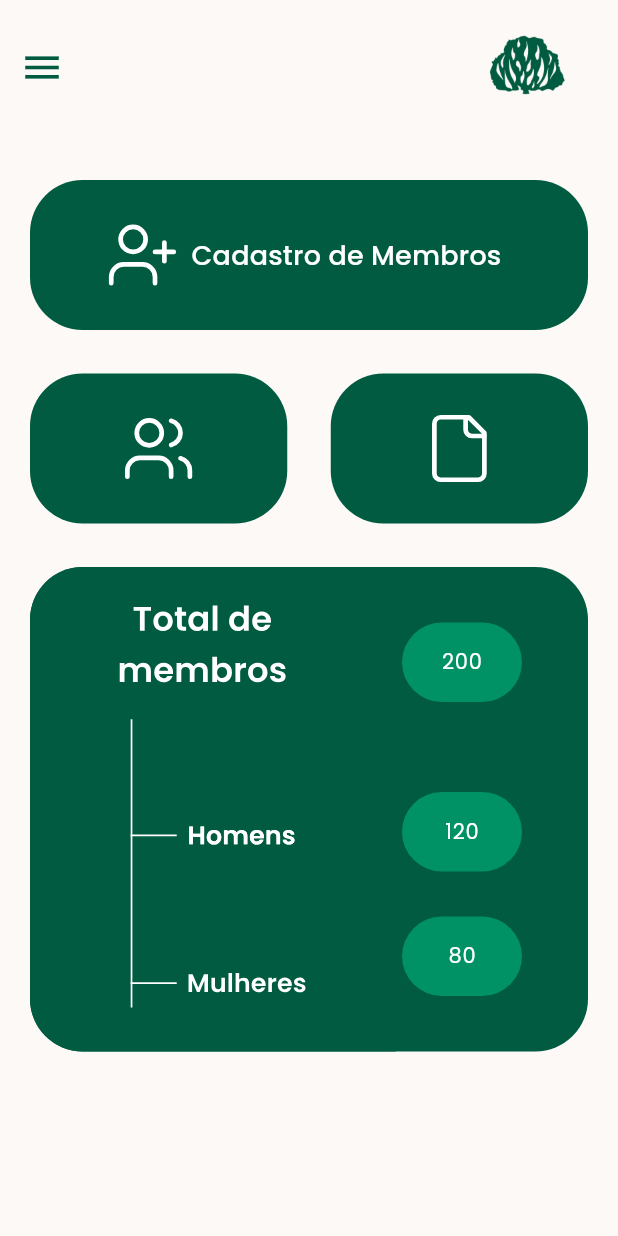
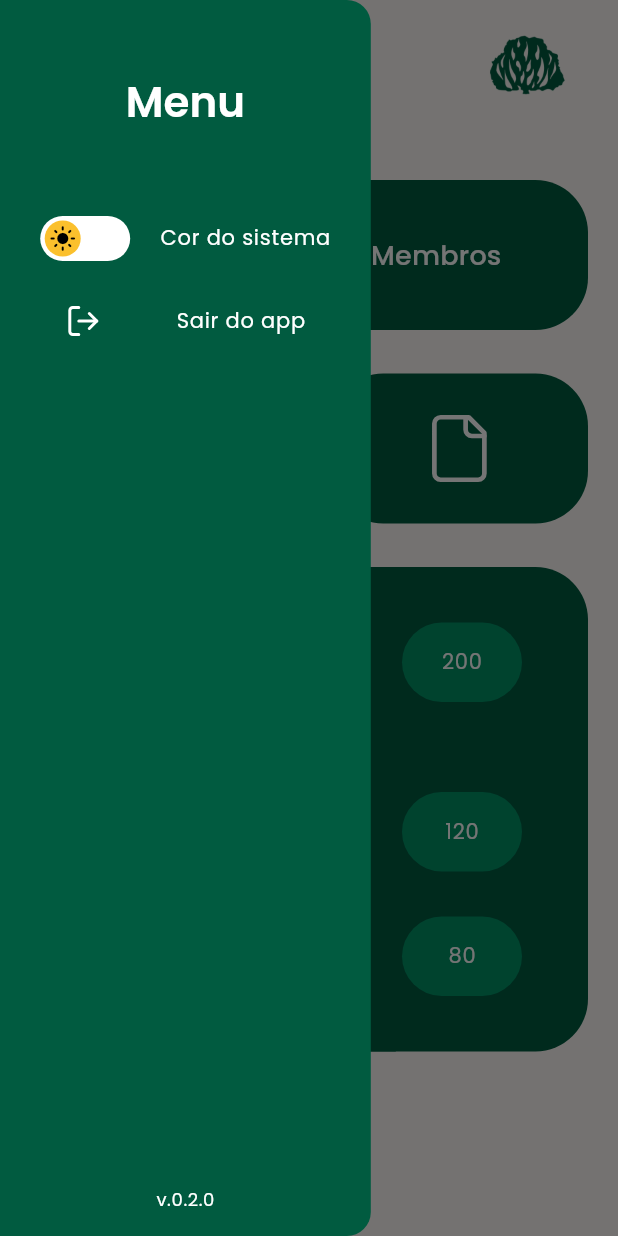
Before and after one commit to kalebefukuda/SoftwareIPJ_app, a Flutter app: the HomeScreen screen opened directly, after a tap on the "menu" icon, on a phone screen of 412 x 824 dp. Run offline on Flutter 3.47's test engine with Material 3 defaults, Android fonts, the phone set to English and light mode, and no system bars; our stand-ins replace flutter_svg, google_fonts, image_picker, shared_preferences; accounts and stored records are empty.

Commit message:
- Adição do menu lateral e suas funções de tema e logoff - Ajustes no CustomDrawer para manter o estado do interruptor de tema ao navegar. - Corrigido bug de desatualização do tema ao voltar para a tela home. - Alteração do tema de AUTOMÁTICO DO SISTEMA para MUDANÇA MANUAL

```diff
--- a/lib/screens/home.dart
+++ b/lib/screens/home.dart
@@ -2,11 +2,25 @@ import 'package:flutter/material.dart';
 import '../widgets/card_register.dart';
 import '../widgets/card_members.dart';
 import '../widgets/card_report_home.dart';
-import '../widgets/card_count_members.dart'; // Importe o novo widget
+import '../widgets/card_count_members.dart';
+import '../widgets/custom_drawer.dart';
+import '../screens/report.dart'; // Importe o ReportScreen
 
-class HomeScreen extends StatelessWidget {
-  const HomeScreen({super.key});
+class HomeScreen extends StatefulWidget {
+  final Function(bool)? onThemeToggle; // Torne onThemeToggle opcional
+  final bool isDarkMode;
 
+  const HomeScreen({
+    super.key,
+    this.onThemeToggle, // Agora opcional
+    this.isDarkMode = false, // Valor padrão para isDarkMode
+  });
+
+  @override
+  _HomeScreenState createState() => _HomeScreenState();
+}
+
+class _HomeScreenState extends State<HomeScreen> {
   @override
   Widget build(BuildContext context) {
     return Scaffold(
@@ -14,7 +28,9 @@ class HomeScreen extends StatelessWidget {
         toolbarHeight: 90,
         backgroundColor: Theme.of(context).scaffoldBackgroundColor,
         scrolledUnderElevation: 0,
-        leading: IconButton(
+        leading: Builder(
+          builder: (context) {
+            return IconButton(
               onPressed: () {
                 Scaffold.of(context).openDrawer(); // Abre o menu lateral
               },
@@ -23,6 +39,12 @@ class HomeScreen extends StatelessWidget {
                 size: 30,
                 color: Theme.of(context).iconTheme.color,
               ),
+              splashColor: Colors.transparent, // Remove a sombra ao clicar
+              highlightColor: Colors.transparent, // Remove o destaque ao clicar
+              focusColor: Colors.transparent, // Remove o destaque ao focar
+              hoverColor: Colors.transparent, // Remove o destaque ao passar o mouse por cima
+            );
+          },
         ),
         centerTitle: true,
         title: Row(
@@ -37,30 +59,44 @@ class HomeScreen extends StatelessWidget {
           ],
         ),
       ),
-      body: const SingleChildScrollView(
-        padding: EdgeInsets.all(20.0),
+      drawer: CustomDrawer(
+        onThemeToggle: widget.onThemeToggle ?? (bool value) {},
+        isDarkMode: widget.isDarkMode,
+      ), // Utilize o CustomDrawer como menu lateral
+      body: SingleChildScrollView(
+        padding: const EdgeInsets.all(20.0),
         child: Column(
           crossAxisAlignment: CrossAxisAlignment.center,
           children: [
-            SizedBox(height: 10),
+            const SizedBox(height: 10),
             // Card de cadastro de membros, ocupando toda a largura
-            CardRegister(),
-            SizedBox(height: 29),
+            const CardRegister(),
+            const SizedBox(height: 29),
             // Cards de membros e relatório na mesma linha, ocupando cada um metade da largura do card acima
             Row(
               children: [
-                Expanded(
+                const Expanded(
                   child: CardMembers(),
                 ),
-                SizedBox(width: 29), // Espaço entre os dois cards
+                const SizedBox(width: 29), // Espaço entre os dois cards
                 Expanded(
-                  child: CardReport(),
+                  child: GestureDetector(
+                    onTap: () {
+                      Navigator.push(
+                        context,
+                        MaterialPageRoute(
+                          builder: (context) => const Report(), // Navega para a tela de relatório ao clicar no CardReport
+                        ),
+                      );
+                    },
+                    child: const CardReport(),
+                  ),
                 ),
               ],
             ),
-            SizedBox(height: 29),
+            const SizedBox(height: 29),
             // Adicionando o card de contagem de membros
-            MembersCountCard(),
+            const MembersCountCard(),
           ],
         ),
       ),
--- a/lib/widgets/card_report.dart
+++ b/lib/widgets/card_report.dart
@@ -17,6 +17,7 @@ class _CardReportState extends State<CardReport> {
   @override
   Widget build(BuildContext context) {
     return Container(
+
       margin: const EdgeInsets.all(10),
       padding: const EdgeInsets.all(16),
       width: 312,
--- /dev/null
+++ b/lib/widgets/custom_drawer.dart
@@ -0,0 +1,206 @@
+import 'package:flutter/material.dart';
+import 'package:flutter_svg/flutter_svg.dart';
+import 'package:softwareipj_app/screens/login.dart';
+
+class CustomDrawer extends StatefulWidget {
+  final Function(bool) onThemeToggle;
+  final bool isDarkMode;
+
+  const CustomDrawer({
+    super.key,
+    required this.onThemeToggle,
+    required this.isDarkMode,
+  });
+
+  @override
+  _CustomDrawerState createState() => _CustomDrawerState();
+}
+
+class _CustomDrawerState extends State<CustomDrawer> {
+  late bool isDarkMode;
+
+  @override
+  void initState() {
+    super.initState();
+    // Inicializa o estado do tema conforme o valor passado do pai
+    isDarkMode = widget.isDarkMode;
+  }
+
+  @override
+  void didUpdateWidget(covariant CustomDrawer oldWidget) {
+    super.didUpdateWidget(oldWidget);
+    // Se o valor do tema for atualizado, sincroniza o estado
+    if (oldWidget.isDarkMode != widget.isDarkMode) {
+      setState(() {
+        isDarkMode = widget.isDarkMode;
+      });
+    }
+  }
+
+  void _handleThemeToggle(bool value) {
+    setState(() {
+      isDarkMode = value;
+    });
+    widget.onThemeToggle(value); // Chama o callback para alterar o tema global
+  }
+
+  @override
+  Widget build(BuildContext context) {
+    return SizedBox(
+      width: MediaQuery.of(context).size.width * 0.6,
+      child: Drawer(
+        backgroundColor: Theme.of(context).colorScheme.primary,
+        child: Column(
+          children: [
+            _buildMenuHeader(),
+            _buildThemeToggle(),
+            _buildLogoutButton(),
+            const Spacer(),
+            _buildAppVersionInfo(),
+          ],
+        ),
+      ),
+    );
+  }
+
+  Widget _buildMenuHeader() {
+    return Container(
+      padding: const EdgeInsets.only(top: 50, bottom: 50),
+      child: Align(
+        alignment: Alignment.center,
+        child: Text(
+          'Menu',
+          style: Theme.of(context).textTheme.titleLarge?.copyWith(
+                color: Colors.white,
+                fontSize: 28,
+              ),
+        ),
+      ),
+    );
+  }
+
+  Widget _buildThemeToggle() {
+    return Padding(
+      padding: const EdgeInsets.symmetric(vertical: 8.0, horizontal: 16.0),
+      child: MouseRegion(
+        cursor: SystemMouseCursors.click,
+        child: GestureDetector(
+          onTap: () {
+            _handleThemeToggle(!isDarkMode);
+          },
+          child: Row(
+            mainAxisAlignment: MainAxisAlignment.center,
+            children: [
+              CustomSwitch(
+                value: isDarkMode,
+                onChanged: _handleThemeToggle,
+              ),
+              const SizedBox(width: 20),
+              Text(
+                'Cor do sistema',
+                style: Theme.of(context).textTheme.bodyLarge?.copyWith(
+                      color: Colors.white,
+                    ),
+              ),
+            ],
+          ),
+        ),
+      ),
+    );
+  }
+
+  Widget _buildLogoutButton() {
+    return Padding(
+      padding: const EdgeInsets.symmetric(vertical: 20.0, horizontal: 16.0),
+      child: MouseRegion(
+        cursor: SystemMouseCursors.click,
+        child: GestureDetector(
+          onTap: () {
+            Navigator.pushReplacement(
+              context,
+              MaterialPageRoute(
+                builder: (context) => LoginScreen(
+                  onThemeToggle: widget.onThemeToggle,
+                  isDarkMode: isDarkMode,
+                ),
+              ),
+            );
+          },
+          child: Row(
+            mainAxisAlignment: MainAxisAlignment.center,
+            children: [
+              SvgPicture.asset(
+                'assets/images/exit.svg',
+                width: 24,
+                height: 24,
+              ),
+              const SizedBox(width: 50),
+              Text(
+                'Sair do app',
+                style: Theme.of(context).textTheme.bodyLarge?.copyWith(
+                      color: Colors.white,
+                    ),
+              ),
+            ],
+          ),
+        ),
+      ),
+    );
+  }
+
+  Widget _buildAppVersionInfo() {
+    return Padding(
+      padding: const EdgeInsets.all(16.0),
+      child: Align(
+        alignment: Alignment.center,
+        child: Text(
+          'v.0.2.0',
+          style: Theme.of(context).textTheme.bodySmall?.copyWith(
+                color: Colors.white,
+              ),
+        ),
+      ),
+    );
+  }
+}
+
+// Widget personalizado para o Switch com ícone no círculo
+class CustomSwitch extends StatelessWidget {
+  final bool value;
+  final ValueChanged<bool> onChanged;
+
+  const CustomSwitch({super.key, required this.value, required this.onChanged});
+
+  @override
+  Widget build(BuildContext context) {
+    return GestureDetector(
+      onTap: () => onChanged(!value),
+      child: AnimatedContainer(
+        duration: const Duration(milliseconds: 300),
+        width: 60,
+        height: 30,
+        padding: const EdgeInsets.all(3),
+        decoration: BoxDecoration(
+          color: value ? const Color(0xFF1E1E1E) : Colors.white,
+          borderRadius: BorderRadius.circular(20),
+        ),
+        child: Align(
+          alignment: value ? Alignment.centerRight : Alignment.centerLeft,
+          child: Container(
+            width: 24,
+            height: 24,
+            decoration: BoxDecoration(
+              shape: BoxShape.circle,
+              color: value ? const Color(0xFF585858) : Colors.yellow.shade700,
+            ),
+            child: Icon(
+              value ? Icons.dark_mode : Icons.light_mode,
+              color: value ? const Color(0xFF1E1E1E) : Colors.black,
+              size: 18,
+            ),
+          ),
+        ),
+      ),
+    );
+  }
+}
--- a/pubspec.yaml
+++ b/pubspec.yaml
@@ -10,6 +10,7 @@ environment:
 dependencies:
   flutter:
     sdk: flutter
+  shared_preferences: ^2.0.15
   google_fonts: ^4.0.3
   cupertino_icons: ^1.0.8
   flutter_svg: ^2.0.7  # Adicione esta linha
```
Also changed, not shown: lib/app.dart (+64 -81 lines), lib/screens/login.dart (+32 -36 lines), assets/images/exit.svg (added), pubspec.lock, 2 other files. Lines whose indentation alone changed are shown as unchanged.
